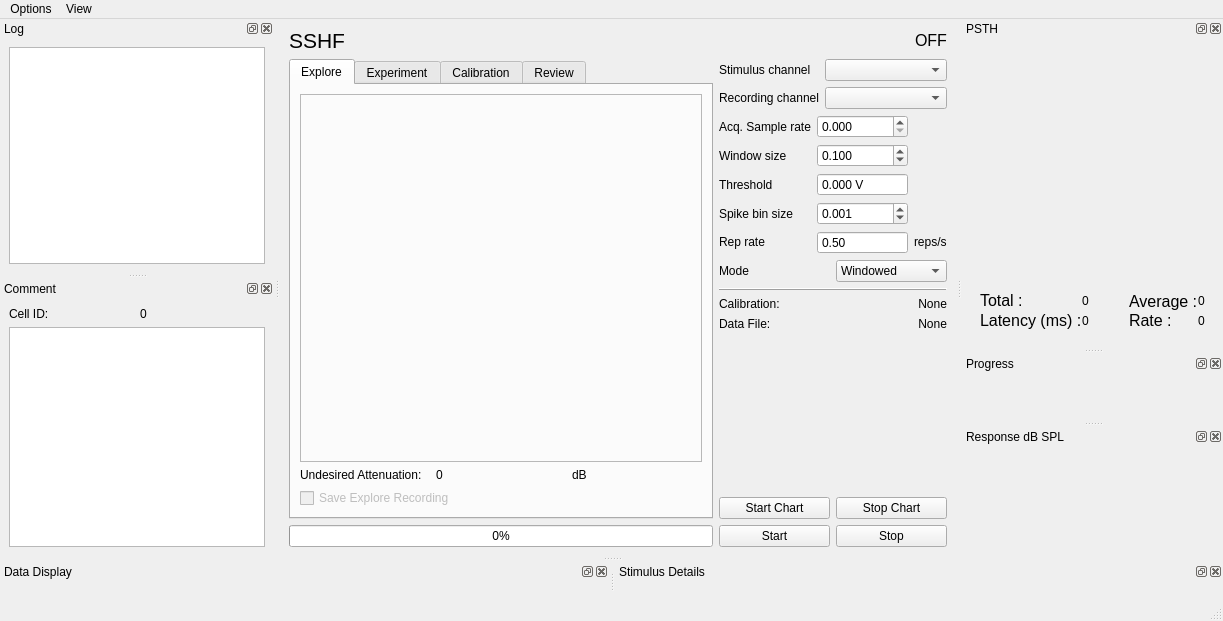
Old version of the form spikeylab/gui/main_control.ui in the repository portfors-lab/sparkle.
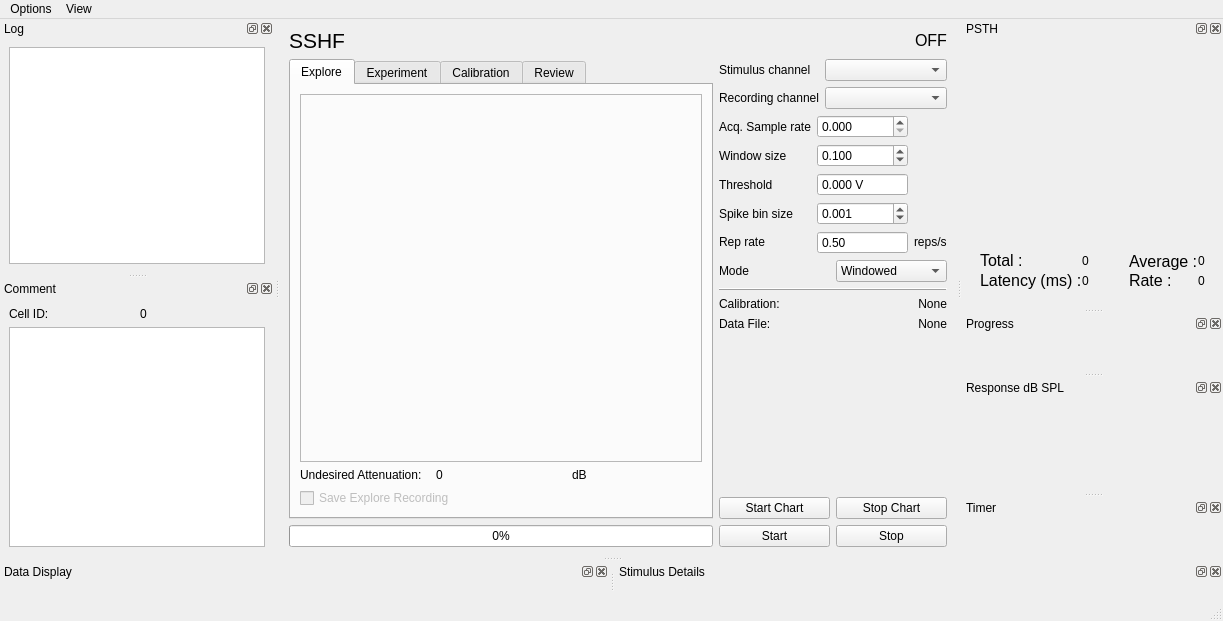
New version of the form. Custom widgets are drawn as their Qt base class.

Commit message: added timer widget

The edit to the form file:
```diff
--- a/spikeylab/gui/main_control.ui
+++ b/spikeylab/gui/main_control.ui
@@ -986,11 +986,24 @@
    <widget class="QWidget" name="dockWidgetContents_7">
     <layout class="QVBoxLayout" name="verticalLayout_14">
      <item>
-      <layout class="QGridLayout" name="splLayout"/>
+      <layout class="QGridLayout" name="splLayout">
+       <item row="0" column="0">
+        <widget class="QWidget" name="widget" native="true"/>
+       </item>
+      </layout>
      </item>
     </layout>
    </widget>
   </widget>
+  <widget class="QDockWidget" name="dockWidget">
+   <property name="windowTitle">
+    <string>Timer</string>
+   </property>
+   <attribute name="dockWidgetArea">
+    <number>2</number>
+   </attribute>
+   <widget class="TimerWidget" name="timerWidget"/>
+  </widget>
   <action name="actionSave_Options">
    <property name="text">
     <string>Change Data File...</string>
@@ -1130,6 +1143,12 @@
    <header>spikeylab.gui.stim.explore_stim_editor</header>
    <container>1</container>
   </customwidget>
+  <customwidget>
+   <class>TimerWidget</class>
+   <extends>QWidget</extends>
+   <header>spikeylab.gui.timer_widget</header>
+   <container>1</container>
+  </customwidget>
  </customwidgets>
  <resources/>
  <connections>
```
Left out of the diff: 22 changed lines with no effect on the pictures. The commit also changes 2 other files.
